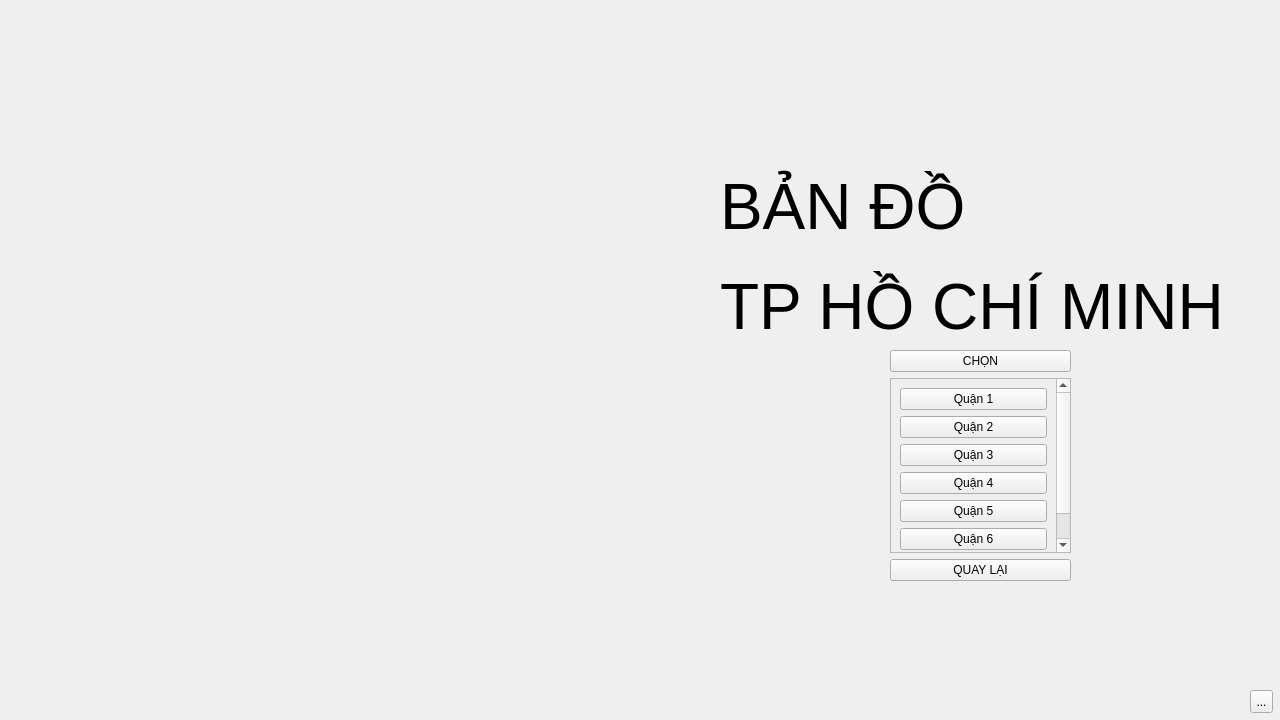
minhnguyen28204/Hanh-Trinh-Nho, file form.ui: the form before one commit.
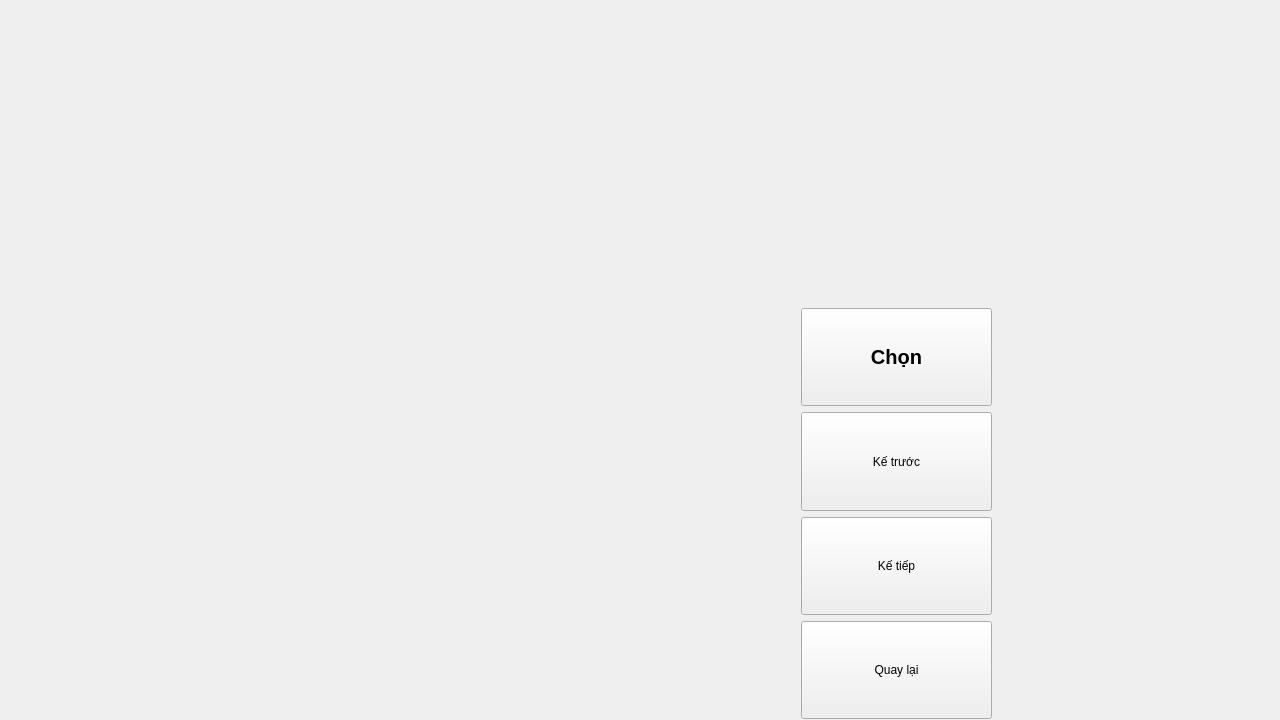
The form after the commit. Icons and pictures are not drawn.

```diff
--- a/form.ui
+++ b/form.ui
@@ -16,191 +16,225 @@
   <property name="autoFillBackground">
    <bool>true</bool>
   </property>
-  <widget class="QLabel" name="label">
+  <widget class="QWidget" name="widget" native="true">
    <property name="geometry">
     <rect>
-     <x>0</x>
-     <y>0</y>
-     <width>711</width>
+     <x>1</x>
+     <y>-2</y>
+     <width>1281</width>
      <height>721</height>
     </rect>
    </property>
-   <property name="text">
-    <string/>
+   <property name="styleSheet">
+    <string notr="true">QWidget#widget{
+	background-image: url(:/Images/District/background.jpg)
+}</string>
    </property>
-   <property name="pixmap">
-    <pixmap resource="Images.qrc">:/Images/Map.png</pixmap>
-   </property>
-   <property name="scaledContents">
-    <bool>true</bool>
-   </property>
-  </widget>
-  <widget class="QWidget" name="LOGO" native="true">
-   <property name="geometry">
-    <rect>
-     <x>720</x>
-     <y>160</y>
-     <width>504</width>
-     <height>194</height>
-    </rect>
-   </property>
-   <layout class="QVBoxLayout" name="verticalLayout">
-    <item>
+   <widget class="QLabel" name="label">
+    <property name="geometry">
+     <rect>
+      <x>610</x>
+      <y>20</y>
+      <width>671</width>
+      <height>331</height>
+     </rect>
+    </property>
+    <property name="text">
+     <string/>
+    </property>
+    <property name="pixmap">
+     <pixmap resource="Images.qrc">:/Images/District/text map.png</pixmap>
+    </property>
+    <property name="scaledContents">
+     <bool>true</bool>
+    </property>
+   </widget>
+   <widget class="QWidget" name="widget_2" native="true">
+    <property name="geometry">
+     <rect>
+      <x>800</x>
+      <y>310</y>
+      <width>191</width>
+      <height>411</height>
+     </rect>
+    </property>
+    <layout class="QVBoxLayout" name="verticalLayout">
+     <item>
+      <widget class="QPushButton" name="pushButton">
+       <property name="sizePolicy">
+        <sizepolicy hsizetype="Minimum" vsizetype="Expanding">
+         <horstretch>0</horstretch>
+         <verstretch>0</verstretch>
+        </sizepolicy>
+       </property>
+       <property name="font">
+        <font>
+         <family>Arial</family>
+         <pointsize>15</pointsize>
+         <bold>true</bold>
+        </font>
+       </property>
+       <property name="styleSheet">
+        <string notr="true">QPushButton {
+	border-image: url(:/Images/click.png);
+    background-repeat: no-repeat;
+    width: 32px;
+    height: 32px;
+}
+
+QPushButton:hover {
+    
+	border-image: url(:/Images/click - light.png);
+    background-repeat: no-repeat;
+}</string>
+       </property>
+       <property name="text">
+        <string>Chọn</string>
+       </property>
+      </widget>
+     </item>
+     <item>
+      <widget class="QPushButton" name="pushButton_3">
+       <property name="sizePolicy">
+        <sizepolicy hsizetype="Minimum" vsizetype="Expanding">
+         <horstretch>0</horstretch>
+         <verstretch>0</verstretch>
+        </sizepolicy>
+       </property>
+       <property name="styleSheet">
+        <string notr="true">QPushButton {
+	border-image: url(:/Images/click.png);
+    background-repeat: no-repeat;
+    width: 32px;
+    height: 32px;
+}
+
+QPushButton:hover {
+    
+	border-image: url(:/Images/click - light.png);
+    background-repeat: no-repeat;
+}</string>
+       </property>
+       <property name="text">
+        <string>Kế trước</string>
+       </property>
+      </widget>
+     </item>
+     <item>
+      <widget class="QPushButton" name="pushButton_4">
+       <property name="sizePolicy">
+        <sizepolicy hsizetype="Minimum" vsizetype="Expanding">
+         <horstretch>0</horstretch>
+         <verstretch>0</verstretch>
+        </sizepolicy>
+       </property>
+       <property name="styleSheet">
+        <string notr="true">QPushButton {
+	border-image: url(:/Images/click.png);
+    background-repeat: no-repeat;
+    width: 32px;
+    height: 32px;
+}
+
+QPushButton:hover {
+    
+	border-image: url(:/Images/click - light.png);
+    background-repeat: no-repeat;
+}</string>
+       </property>
+       <property name="text">
+        <string>Kế tiếp</string>
+       </property>
+      </widget>
+     </item>
+     <item>
+      <widget class="QPushButton" name="pushButton_2">
+       <property name="sizePolicy">
+        <sizepolicy hsizetype="Minimum" vsizetype="Expanding">
+         <horstretch>0</horstretch>
+         <verstretch>0</verstretch>
+        </sizepolicy>
+       </property>
+       <property name="styleSheet">
+        <string notr="true">QPushButton {
+	border-image: url(:/Images/click.png);
+    background-repeat: no-repeat;
+    width: 32px;
+    height: 32px;
+}
+
+QPushButton:hover {
+    
+	border-image: url(:/Images/click - light.png);
+    background-repeat: no-repeat;
+}</string>
+       </property>
+       <property name="text">
+        <string>Quay lại</string>
+       </property>
+      </widget>
+     </item>
+    </layout>
+    <zorder>pushButton_2</zorder>
+    <zorder>pushButton_3</zorder>
+    <zorder>pushButton_4</zorder>
+    <zorder>pushButton</zorder>
+   </widget>
+   <widget class="QStackedWidget" name="stackedWidget">
+    <property name="geometry">
+     <rect>
+      <x>0</x>
+      <y>0</y>
+      <width>621</width>
+      <height>721</height>
+     </rect>
+    </property>
+    <property name="currentIndex">
+     <number>0</number>
+    </property>
+    <widget class="QWidget" name="page">
      <widget class="QLabel" name="label_2">
-      <property name="font">
-       <font>
-        <pointsize>48</pointsize>
-       </font>
+      <property name="geometry">
+       <rect>
+        <x>60</x>
+        <y>50</y>
+        <width>521</width>
+        <height>601</height>
+       </rect>
       </property>
       <property name="text">
-       <string>BẢN ĐỒ</string>
+       <string/>
+      </property>
+      <property name="pixmap">
+       <pixmap resource="Images.qrc">:/Images/District/nochosenmap.png</pixmap>
+      </property>
+      <property name="scaledContents">
+       <bool>true</bool>
       </property>
      </widget>
-    </item>
-    <item>
+    </widget>
+    <widget class="QWidget" name="page_2">
      <widget class="QLabel" name="label_3">
-      <property name="font">
-       <font>
-        <pointsize>48</pointsize>
-       </font>
+      <property name="geometry">
+       <rect>
+        <x>60</x>
+        <y>50</y>
+        <width>521</width>
+        <height>601</height>
+       </rect>
       </property>
       <property name="text">
-       <string>TP HỒ CHÍ MINH</string>
+       <string/>
       </property>
-     </widget>
-    </item>
-   </layout>
-  </widget>
-  <widget class="QWidget" name="BUTTON" native="true">
-   <property name="enabled">
-    <bool>true</bool>
-   </property>
-   <property name="geometry">
-    <rect>
-     <x>890</x>
-     <y>350</y>
-     <width>181</width>
-     <height>231</height>
-    </rect>
-   </property>
-   <property name="sizePolicy">
-    <sizepolicy hsizetype="Preferred" vsizetype="Expanding">
-     <horstretch>0</horstretch>
-     <verstretch>0</verstretch>
-    </sizepolicy>
-   </property>
-   <layout class="QVBoxLayout" name="verticalLayout_2">
-    <item>
-     <widget class="QPushButton" name="pushButton_2">
-      <property name="sizePolicy">
-       <sizepolicy hsizetype="Minimum" vsizetype="Preferred">
-        <horstretch>0</horstretch>
-        <verstretch>0</verstretch>
-       </sizepolicy>
+      <property name="pixmap">
+       <pixmap resource="Images.qrc">:/Images/District/map-1.png</pixmap>
       </property>
-      <property name="text">
-       <string>CHỌN</string>
-      </property>
-     </widget>
-    </item>
-    <item>
-     <widget class="QScrollArea" name="scrollArea">
-      <property name="widgetResizable">
+      <property name="scaledContents">
        <bool>true</bool>
       </property>
-      <widget class="QWidget" name="scrollAreaWidgetContents">
-       <property name="geometry">
-        <rect>
-         <x>0</x>
-         <y>0</y>
-         <width>136</width>
-         <height>267</height>
-        </rect>
-       </property>
-       <layout class="QVBoxLayout" name="verticalLayout_3">
-        <item>
-         <widget class="QPushButton" name="quan1">
-          <property name="text">
-           <string>Quận 1</string>
-          </property>
-         </widget>
-        </item>
-        <item>
-         <widget class="QPushButton" name="quan2">
-          <property name="text">
-           <string>Quận 2</string>
-          </property>
-         </widget>
-        </item>
-        <item>
-         <widget class="QPushButton" name="quan3">
-          <property name="text">
-           <string>Quận 3</string>
-          </property>
-         </widget>
-        </item>
-        <item>
-         <widget class="QPushButton" name="quan4">
-          <property name="text">
-           <string>Quận 4</string>
-          </property>
-         </widget>
-        </item>
-        <item>
-         <widget class="QPushButton" name="quan5">
-          <property name="text">
-           <string>Quận 5</string>
-          </property>
-         </widget>
-        </item>
-        <item>
-         <widget class="QPushButton" name="quan6">
-          <property name="text">
-           <string>Quận 6</string>
-          </property>
-         </widget>
-        </item>
-        <item>
-         <widget class="QPushButton" name="quan7">
-          <property name="text">
-           <string>Quận 7</string>
-          </property>
-         </widget>
-        </item>
-       </layout>
-      </widget>
      </widget>
-    </item>
-    <item>
-     <widget class="QPushButton" name="pushButton">
-      <property name="sizePolicy">
-       <sizepolicy hsizetype="Minimum" vsizetype="Preferred">
-        <horstretch>0</horstretch>
-        <verstretch>0</verstretch>
-       </sizepolicy>
-      </property>
-      <property name="cursor">
-       <cursorShape>ArrowCursor</cursorShape>
-      </property>
-      <property name="text">
-       <string>QUAY LẠI</string>
-      </property>
-     </widget>
-    </item>
-   </layout>
-  </widget>
-  <widget class="QToolButton" name="toolButton">
-   <property name="geometry">
-    <rect>
-     <x>1250</x>
-     <y>690</y>
-     <width>23</width>
-     <height>23</height>
-    </rect>
-   </property>
-   <property name="text">
-    <string>...</string>
-   </property>
+    </widget>
+   </widget>
   </widget>
  </widget>
  <resources>
```
Left out of the diff: 13 changed lines with no effect on the pictures.
